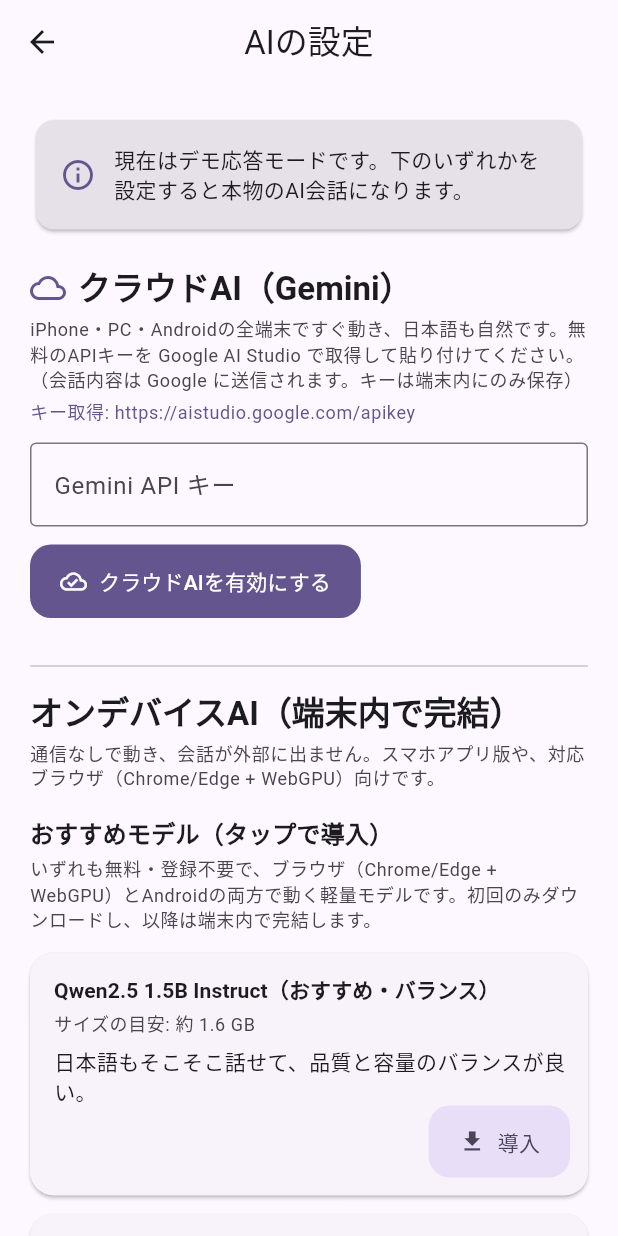
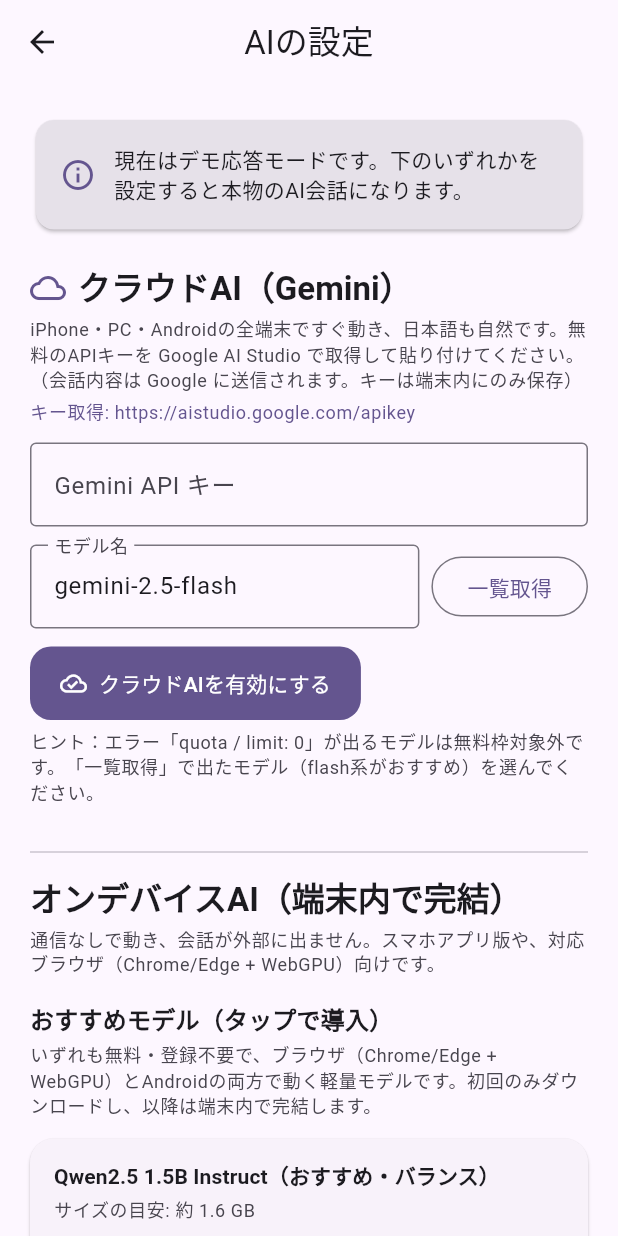
Before and after one commit to mameogalaxy/sukuwatto, a Flutter app: the ModelSetupScreen screen opened directly, on a phone screen of 412 x 824 dp. Run offline on Flutter 3.47's test engine with Material 3 defaults, Android fonts, the phone set to English and light mode, and no system bars; our stand-ins replace flutter_svg, shared_preferences; missing offline and left inert: flutter_gemma; accounts and stored records are empty.

Commit message:
Geminiモデルを最新化＋「使えるモデル一覧」取得機能を追加
- 既定モデルを gemini-2.0-flash → gemini-2.5-flash に更新(2.0は無料枠 limit:0)
- GeminiChatEngine.listModels: キーで generateContent 対応モデルを取得(flash優先ソート)
- 設定画面: モデル名フィールド＋「一覧取得」ボタン＋チップ選択を追加
- quota/limit:0 のときは一覧から選べる旨のヒントを表示

https://claude.ai/code/session_01XL7dRdHwCCSRrN8roazUHM

```diff
--- a/lib/src/screens/model_setup_screen.dart
+++ b/lib/src/screens/model_setup_screen.dart
@@ -2,6 +2,7 @@ import 'package:flutter/foundation.dart' show kIsWeb;
 import 'package:flutter/material.dart';
 import 'package:provider/provider.dart';
 
+import '../services/gemini_chat_engine.dart';
 import '../services/model_info.dart';
 import '../state/app_state.dart';
 
@@ -17,17 +18,55 @@ class _ModelSetupScreenState extends State<ModelSetupScreen> {
   final _urlController = TextEditingController();
   final _tokenController = TextEditingController();
   final _cloudKeyController = TextEditingController();
+  final _cloudModelController = TextEditingController(text: 'gemini-2.5-flash');
 
   bool _downloading = false;
   double _progress = 0;
   String? _error;
+
+  List<String> _models = [];
+  bool _fetchingModels = false;
 
   @override
   void dispose() {
     _urlController.dispose();
     _tokenController.dispose();
     _cloudKeyController.dispose();
+    _cloudModelController.dispose();
     super.dispose();
+  }
+
+  /// 入力したキーで「使えるモデル一覧」を取得する。
+  Future<void> _fetchModels() async {
+    final key = _cloudKeyController.text.trim();
+    if (key.isEmpty) {
+      setState(() => _error = '先に Gemini の API キーを入力してください。');
+      return;
+    }
+    setState(() {
+      _fetchingModels = true;
+      _error = null;
+    });
+    try {
+      final models = await GeminiChatEngine.listModels(key);
+      if (!mounted) return;
+      setState(() {
+        _models = models;
+        // 現在の指定が一覧に無ければ、先頭（flash優先でソート済み）に合わせる。
+        if (models.isNotEmpty &&
+            !models.contains(_cloudModelController.text.trim())) {
+          _cloudModelController.text = models.first;
+        }
+      });
+      if (models.isEmpty) {
+        setState(() => _error = '利用可能な会話モデルが見つかりませんでした。');
+      }
+    } catch (e) {
+      if (!mounted) return;
+      setState(() => _error = 'モデル取得に失敗：$e');
+    } finally {
+      if (mounted) setState(() => _fetchingModels = false);
+    }
   }
 
   Future<void> _enableCloud() async {
@@ -36,12 +75,15 @@ class _ModelSetupScreenState extends State<ModelSetupScreen> {
       setState(() => _error = 'Gemini の API キーを入力してください。');
       return;
     }
+    final model = _cloudModelController.text.trim().isEmpty
+        ? 'gemini-2.5-flash'
+        : _cloudModelController.text.trim();
     final appState = context.read<AppState>();
-    await appState.enableCloud(apiKey: key);
+    await appState.enableCloud(apiKey: key, model: model);
     _cloudKeyController.clear();
     if (!mounted) return;
     ScaffoldMessenger.of(context).showSnackBar(
-      const SnackBar(content: Text('クラウドAI（Gemini）を有効にしました。')),
+      SnackBar(content: Text('クラウドAI（Gemini・$model）を有効にしました。')),
     );
     Navigator.of(context).maybePop();
   }
@@ -138,10 +180,15 @@ class _ModelSetupScreenState extends State<ModelSetupScreen> {
           _StatusCard(ready: ready, cloudReady: appState.isCloudReady),
           const SizedBox(height: 20),
           _CloudSection(
-            controller: _cloudKeyController,
-            enabled: !_downloading,
+            keyController: _cloudKeyController,
+            modelController: _cloudModelController,
+            enabled: !_downloading && !_fetchingModels,
             cloudReady: appState.isCloudReady,
             cloudModel: appState.cloudModel,
+            models: _models,
+            fetchingModels: _fetchingModels,
+            onFetchModels: _fetchModels,
+            onPickModel: (m) => setState(() => _cloudModelController.text = m),
             onEnable: _enableCloud,
             onDisable: _disableCloud,
           ),
@@ -343,21 +390,31 @@ class _StatusCard extends StatelessWidget {
   }
 }
 
-/// クラウドAI（Gemini）の設定セクション。APIキーを入れて有効化する。
+/// クラウドAI（Gemini）の設定セクション。APIキーを入れ、モデルを選んで有効化する。
 class _CloudSection extends StatelessWidget {
   const _CloudSection({
-    required this.controller,
+    required this.keyController,
+    required this.modelController,
     required this.enabled,
     required this.cloudReady,
     required this.cloudModel,
+    required this.models,
+    required this.fetchingModels,
+    required this.onFetchModels,
+    required this.onPickModel,
     required this.onEnable,
     required this.onDisable,
   });
 
-  final TextEditingController controller;
+  final TextEditingController keyController;
+  final TextEditingController modelController;
   final bool enabled;
   final bool cloudReady;
   final String? cloudModel;
+  final List<String> models;
+  final bool fetchingModels;
+  final VoidCallback onFetchModels;
+  final ValueChanged<String> onPickModel;
   final VoidCallback onEnable;
   final VoidCallback onDisable;
 
@@ -419,7 +476,7 @@ class _CloudSection extends StatelessWidget {
           )
         else ...[
           TextField(
-            controller: controller,
+            controller: keyController,
             enabled: enabled,
             obscureText: true,
             decoration: const InputDecoration(
@@ -429,10 +486,63 @@ class _CloudSection extends StatelessWidget {
             ),
           ),
           const SizedBox(height: 12),
+          // モデル選択：キーで実際に使えるモデルを取得して選ぶ（名前を当てずに済む）。
+          Row(
+            children: [
+              Expanded(
+                child: TextField(
+                  controller: modelController,
+                  enabled: enabled,
+                  decoration: const InputDecoration(
+                    labelText: 'モデル名',
+                    hintText: 'gemini-2.5-flash',
+                    border: OutlineInputBorder(),
+                  ),
+                ),
+              ),
+              const SizedBox(width: 8),
+              OutlinedButton(
+                onPressed: enabled ? onFetchModels : null,
+                child: fetchingModels
+                    ? const SizedBox(
+                        width: 18,
+                        height: 18,
+                        child: CircularProgressIndicator(strokeWidth: 2),
+                      )
+                    : const Text('一覧取得'),
+              ),
+            ],
+          ),
+          if (models.isNotEmpty) ...[
+            const SizedBox(height: 8),
+            Text('使えるモデル（タップで選択）',
+                style: theme.textTheme.bodySmall
+                    ?.copyWith(color: theme.colorScheme.onSurfaceVariant)),
+            const SizedBox(height: 6),
+            Wrap(
+              spacing: 6,
+              runSpacing: 6,
+              children: [
+                for (final m in models)
+                  ActionChip(
+                    label: Text(m, style: theme.textTheme.bodySmall),
+                    onPressed: () => onPickModel(m),
+                  ),
+              ],
+            ),
+          ],
+          const SizedBox(height: 12),
           FilledButton.icon(
             onPressed: enabled ? onEnable : null,
             icon: const Icon(Icons.cloud_done_outlined),
             label: const Text('クラウドAIを有効にする'),
+          ),
+          const SizedBox(height: 6),
+          Text(
+            'ヒント：エラー「quota / limit: 0」が出るモデルは無料枠対象外です。'
+            '「一覧取得」で出たモデル（flash系がおすすめ）を選んでください。',
+            style: theme.textTheme.bodySmall
+                ?.copyWith(color: theme.colorScheme.onSurfaceVariant),
           ),
         ],
       ],
--- a/lib/src/state/app_state.dart
+++ b/lib/src/state/app_state.dart
@@ -76,7 +76,7 @@ class AppState extends ChangeNotifier {
   /// クラウドAI（Gemini）を有効にする。APIキーは端末内にのみ保存される。
   Future<void> enableCloud({
     required String apiKey,
-    String model = 'gemini-2.0-flash',
+    String model = 'gemini-2.5-flash',
   }) async {
     final key = apiKey.trim();
     _cloud = GeminiChatEngine(apiKey: key, model: model.trim());
@@ -100,7 +100,7 @@ class AppState extends ChangeNotifier {
       final prefs = await SharedPreferences.getInstance();
       final key = prefs.getString(_cloudKeyPref);
       if (key == null || key.trim().isEmpty) return;
-      final model = prefs.getString(_cloudModelPref) ?? 'gemini-2.0-flash';
+      final model = prefs.getString(_cloudModelPref) ?? 'gemini-2.5-flash';
       _cloud = GeminiChatEngine(apiKey: key, model: model);
     } catch (e) {
       debugPrint('クラウド設定の復元に失敗: $e');
```
Also changed, not shown: lib/src/services/gemini_chat_engine.dart (+42 -1 lines).
